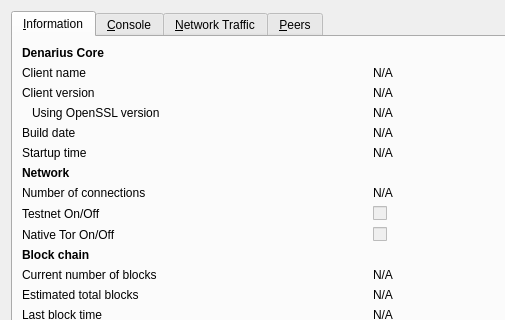
Before: the Qt Designer form src/qt/forms/rpcconsole.ui in Olliecad1/CLEO-Global, drawn with Qt 5; both pictures show x 0 to 505 and y 0 to 320 of the 740 by 450 pixel window.
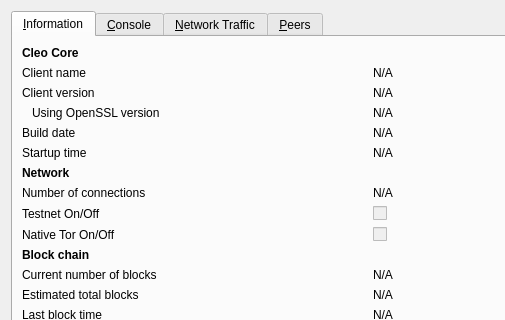
After: the same form once the commit is applied. The open tabs and pages were chosen to show the change. Icons and pictures are not drawn. Custom widgets are drawn as their Qt base class.

Diff of the .ui file:
```diff
--- a/src/qt/forms/rpcconsole.ui
+++ b/src/qt/forms/rpcconsole.ui
@@ -33,7 +33,7 @@
           </font>
          </property>
          <property name="text">
-          <string>Denarius Core</string>
+          <string>Cleo Core</string>
          </property>
         </widget>
        </item>
```
Left out of the diff: 6 changed lines with no effect on the pictures.
